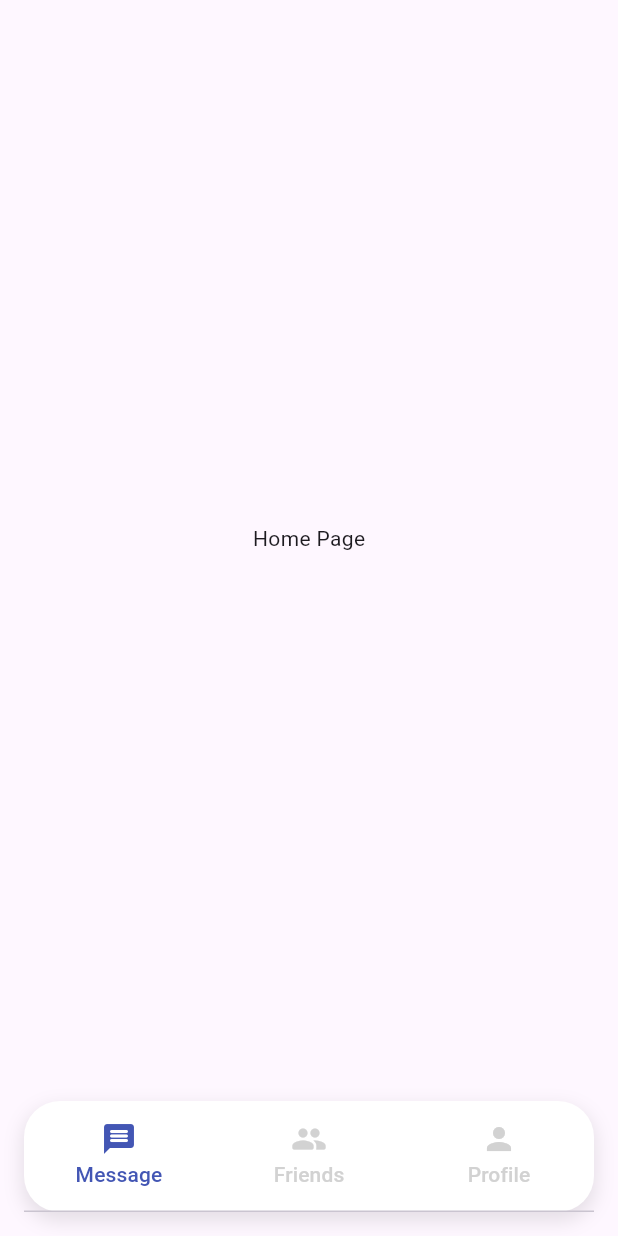
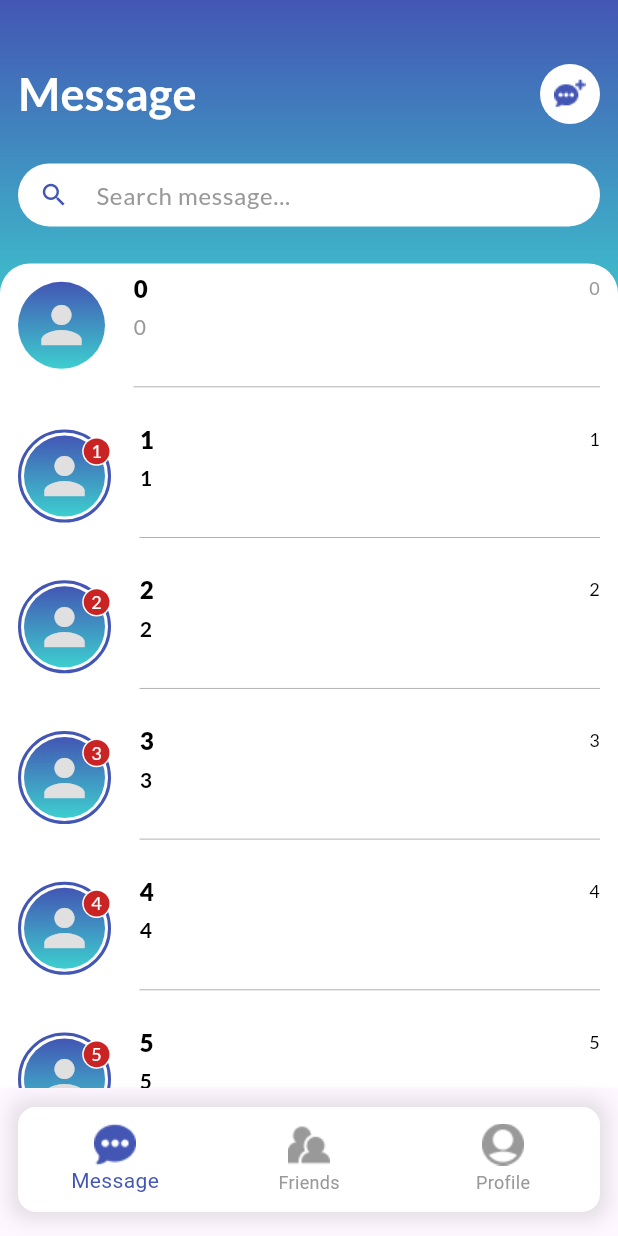
Before and after one commit to DuyCuong1122/flutter_chat_app_with_bloc, a Flutter app: the Homepage screen opened directly, on a phone screen of 412 x 824 dp. Run offline on Flutter 3.47's test engine with Material 3 defaults, Android fonts, the phone set to English and light mode, and no system bars; our stand-ins replace cloud_firestore, firebase_core, firebase_messaging, flutter_dotenv, flutter_easyloading, flutter_local_notifications and 5 more; accounts and stored records are empty; generated files the repository leaves out were written again.

Commit message:
build message screen

```diff
--- a/lib/common/values/icons.dart
+++ b/lib/common/values/icons.dart
@@ -10,14 +10,15 @@ class AppIcon {
   static const IconData search = Icons.search;
   static const IconData send = Icons.send;
   static const IconData close = Icons.close_rounded;
-  static const IconData friend = Icons.group_rounded;
-  static const IconData addFriend = Icons.group_add_rounded;
+  static const String friend = 'assets/icons/friend.png';
+  static const String addFriend = 'assets/icons/add_friend.png';
   static const IconData emoji = Icons.emoji_emotions_rounded;
   static const IconData albul = Icons.photo_outlined;
   static const IconData person = Icons.person_outline_outlined;
   static const IconData back = Icons.arrow_back_ios_rounded;
-  static const IconData message = Icons.message_rounded;
-  static const IconData profile = Icons.person;
+  static const String message = 'assets/icons/message.png';
+  static const String newMessage = 'assets/icons/new_message.png';
+  static const String profile = 'assets/icons/profile.png';
   static const IconData edit = Icons.edit;
   static const IconData phone = Icons.call;
   static const IconData birthday = Icons.cake;
--- a/lib/common/values/typography.dart
+++ b/lib/common/values/typography.dart
@@ -29,4 +29,10 @@ class AppTypography {
 
   static TextStyle s30w700 = GoogleFonts.lato(
       fontSize: 30, fontWeight: FontWeight.w700, color: AppColor.primaryColor);
+
+  static TextStyle s12w500 = GoogleFonts.lato(
+      fontSize: 12, fontWeight: FontWeight.w500, color: AppColor.primaryColor);
+
+  static TextStyle s12w800 = GoogleFonts.lato(
+      fontSize: 12, fontWeight: FontWeight.w800, color: AppColor.primaryColor);
 }
--- a/lib/common/widgets/search_bar.dart
+++ b/lib/common/widgets/custom_search_bar.dart
@@ -1,14 +1,14 @@
 import 'package:chat_app/common/values/colors.dart';
 import 'package:chat_app/common/values/icons.dart';
+import 'package:chat_app/common/values/typography.dart';
 import 'package:flutter/material.dart';
-import 'package:google_fonts/google_fonts.dart';
 
-class SearchBar extends StatefulWidget {
+class CustomSearchBar extends StatefulWidget {
   final TextEditingController controller;
   final String hintText;
   final Function(String) onSearch;
 
-  const SearchBar({
+  const CustomSearchBar({
     super.key,
     required this.controller,
     required this.hintText,
@@ -16,10 +16,10 @@ class SearchBar extends StatefulWidget {
   });
 
   @override
-  _SearchBarState createState() => _SearchBarState();
+  _CustomSearchBarState createState() => _CustomSearchBarState();
 }
 
-class _SearchBarState extends State<SearchBar> {
+class _CustomSearchBarState extends State<CustomSearchBar> {
   bool _hasText = false;
 
   @override
@@ -47,7 +47,8 @@ class _SearchBarState extends State<SearchBar> {
     return Container(
       height: 42,
       width: double.infinity,
-      padding: const EdgeInsets.symmetric(horizontal: 12),
+      decoration: BoxDecoration(
+          color: Colors.white, borderRadius: BorderRadius.circular(30)),
       child: TextField(
         controller: widget.controller,
         onChanged: (text) {
@@ -57,14 +58,10 @@ class _SearchBarState extends State<SearchBar> {
         decoration: InputDecoration(
           contentPadding: const EdgeInsets.symmetric(vertical: 10),
           hintText: widget.hintText,
-          hintStyle: GoogleFonts.lato(
-            fontWeight: FontWeight.w500,
-            fontSize: 16,
-            color: const Color(0xFF999999),
-          ),
+          hintStyle: AppTypography.s16w500.copyWith(color: AppColor.normalColor),
           prefixIcon: const Icon(
             AppIcon.search,
-            size: 18,
+            size: 20,
             color: AppColor.primaryColor,
           ),
           suffixIcon: _hasText
@@ -77,15 +74,9 @@ class _SearchBarState extends State<SearchBar> {
                   onPressed: _clearText,
                 )
               : null,
-          border: OutlineInputBorder(
-            borderRadius: BorderRadius.circular(30),
-          ),
+              border: InputBorder.none,
         ),
-        style: GoogleFonts.lato(
-          fontWeight: FontWeight.w500,
-          fontSize: 16,
-          color: Colors.black,
-        ),
+        style: AppTypography.s16w500.copyWith(color: Colors.black),
       ),
     );
   }
--- a/lib/page/homepage.dart
+++ b/lib/page/homepage.dart
@@ -1,7 +1,6 @@
-import 'dart:developer';
-
 import 'package:chat_app/common/values/colors.dart';
 import 'package:chat_app/common/values/icons.dart';
+import 'package:chat_app/page/message/message_view.dart';
 import 'package:flutter/material.dart';
 import 'package:flutter_gen/gen_l10n/app_localizations.dart';
 
@@ -12,95 +11,63 @@ class Homepage extends StatefulWidget {
   _HomepageState createState() => _HomepageState();
 }
 
-class _HomepageState extends State<Homepage>
-    with SingleTickerProviderStateMixin {
-  late TabController _tabController;
+class _HomepageState extends State<Homepage> {
 
-  @override
-  void initState() {
-    super.initState();
-    _tabController = TabController(length: 3, vsync: this);
-  }
-
-
-
-  @override
-  void dispose() {
-    _tabController.dispose();
-    super.dispose();
-  }
-
+  int myCurrentIndex = 0;
   @override
   Widget build(BuildContext context) {
-    double tabWidth =
-        MediaQuery.of(context).size.width / 3; // Chiều rộng của mỗi tab
-    return Scaffold(
-      body: TabBarView(
-        controller: _tabController,
-        children: const [
-          Center(child: Text("Home Page")),
+    List pages = const [
+      MessageView(),
       Center(child: Text("Search Page")),
       Center(child: Text("Profile Page")),
-        ],
-      ),
-      bottomNavigationBar: Padding(
-        padding: const EdgeInsets.all(16.0), // Khoảng cách xung quanh
-        child: Container(
+    ];
+
+    return Scaffold(
+      body: pages[myCurrentIndex],
+        bottomNavigationBar: Container(
+      height: 70,
+      margin: const EdgeInsets.only(bottom: 16, left: 12, right: 12, top: 13),
       decoration: BoxDecoration(
-            color: Colors.white, // Màu nền của container
-            borderRadius: BorderRadius.circular(24), // Bo góc
+        color: Colors.white,
+        borderRadius: BorderRadius.circular(12),
         boxShadow: [
           BoxShadow(
-                color: Colors.black.withOpacity(0.1), // Màu đổ bóng
-                spreadRadius: 1, // Độ lan rộng của bóng
-                blurRadius: 10, // Độ mờ của bóng
-                offset: const Offset(0, 5), // Vị trí bóng đổ
+            color: Colors.black.withOpacity(0.1),
+            blurRadius: 10,
+            spreadRadius: 5,
           ),
         ],
       ),
-          child: Stack(
-            children: [
-              TabBar(
-                controller: _tabController,
-                indicatorColor: Colors.transparent, // Tắt màu nền khi chọn tab
-                labelColor: AppColor.primaryColor,
-                unselectedLabelColor: AppColor.greyColor,
-                tabs: [
-                  Tab(
-                    icon:  Icon(AppIcon.message),
-                    text: AppLocalizations.of(context)!.message,
+      child: ClipRRect(
+        borderRadius: BorderRadius.circular(12),
+        child: BottomNavigationBar(
+          currentIndex: myCurrentIndex,
+          backgroundColor: Colors.white,
+          selectedItemColor: AppColor.primaryColor,
+          unselectedItemColor: AppColor.normalColor,
+          showSelectedLabels: true,
+          showUnselectedLabels: true,
+          items:  [
+            BottomNavigationBarItem(
+              icon: Image.asset(AppIcon.message, color: myCurrentIndex == 0 ? AppColor.primaryColor : AppColor.normalColor,),
+              label: AppLocalizations.of(context)!.message,
             ),
-                  Tab(
-                    icon: const Icon(AppIcon.friend),
-                    text: AppLocalizations.of(context)!.friends,
+            BottomNavigationBarItem(
+              icon: Image.asset(AppIcon.friend, color: myCurrentIndex == 1 ? AppColor.primaryColor : AppColor.normalColor,),
+              label: AppLocalizations.of(context)!.friends,
             ),
-                  Tab(
-                    icon: const Icon(AppIcon.profile),
-                    text: AppLocalizations.of(context)!.profile,
+            BottomNavigationBarItem(
+              icon: Image.asset(AppIcon.profile, color: myCurrentIndex == 2 ? AppColor.primaryColor : AppColor.normalColor,),
+              label: AppLocalizations.of(context)!.profile,
             ),
           ],
-              ),
-              // Vòng tròn di chuyển theo tab được chọn
-              // AnimatedPositioned(
-              //   duration: const Duration(milliseconds: 300),
-              //   curve: Curves.easeInOut,
-              //   top: 0, // Đặt vòng tròn lên trên đầu của Tab
-              //   left: _tabController.index * tabWidth +
-              //       tabWidth / 2 -
-              //       8, // Căn giữa vòng tròn trên tab
-              //   child: Container(
-              //     width: 8, // Kích thước vòng tròn
-              //     height: 8,
-              //     decoration: const BoxDecoration(
-              //       shape: BoxShape.circle,
-              //       color: AppColor.primaryColor,
-              //     ),
-              //   ),
-              // ),
-            ],
+          onTap: (index) {
+            setState(() {
+              myCurrentIndex = index;
+            });
+          },
         ),
       ),
-      ),
-    );
+    ));
   }
 }
--- /dev/null
+++ b/lib/page/message/message_view.dart
@@ -0,0 +1,102 @@
+import 'package:chat_app/common/values/colors.dart';
+import 'package:chat_app/common/values/icons.dart';
+import 'package:chat_app/common/values/typography.dart';
+import 'package:chat_app/common/widgets/custom_search_bar.dart';
+import 'package:chat_app/page/message/widget/message_item.dart';
+import 'package:flutter/material.dart';
+import 'package:flutter_gen/gen_l10n/app_localizations.dart';
+
+class MessageView extends StatelessWidget {
+  const MessageView({super.key});
+
+  @override
+  Widget build(BuildContext context) {
+    final heightScreen = MediaQuery.of(context).size.height;
+
+    return GestureDetector(
+      onTap: () => FocusScope.of(context).unfocus(),
+      child: Scaffold(
+        body: Stack(
+          children: [
+            Container(
+              height: heightScreen * 0.28,
+              decoration: const BoxDecoration(
+                  gradient: LinearGradient(
+                      begin: Alignment.topCenter,
+                      end: Alignment.bottomCenter,
+                      colors: [
+                    AppColor.primaryColor,
+                    AppColor.secondaryColor,
+                  ])),
+            ),
+            Column(
+              children: [
+                Padding(
+                  padding: const EdgeInsets.symmetric(horizontal: 12),
+                  child: Column(
+                    children: [
+                      SizedBox(height: heightScreen * 0.05),
+                      Row(
+                        mainAxisAlignment: MainAxisAlignment.spaceBetween,
+                        children: [
+                          Text(
+                            AppLocalizations.of(context)!.message,
+                            style: AppTypography.s30w700.copyWith(
+                              color: Colors.white,
+                            ),
+                          ),
+                          GestureDetector(
+                            onTap: () {},
+                            child: Container(
+                              height: 40,
+                              width: 40,
+                              decoration: const BoxDecoration(
+                                shape: BoxShape.circle,
+                                color: Colors.white,
+                              ),
+                              child: Image.asset(AppIcon.newMessage),
+                            ),
+                          ),
+                        ],
+                      ),
+                      SizedBox(height: heightScreen * 0.03),
+                      CustomSearchBar(
+                        controller: TextEditingController(),
+                        hintText:
+                            '${AppLocalizations.of(context)!.searchMessage}...',
+                        onSearch: (String query) {},
+                      ),
+                      SizedBox(height: heightScreen * 0.03),
+                    ],
+                  ),
+                ),
+                Expanded(
+                  child: Container(
+                    width: double.infinity,
+                    padding: const EdgeInsets.fromLTRB(12, 0, 12, 0),
+                    decoration: const BoxDecoration(
+                      color: Colors.white,
+                      borderRadius: BorderRadius.only(
+                          topLeft: Radius.circular(20),
+                          topRight: Radius.circular(20)),
+                    ),
+                    child: ListView.builder(
+                        itemCount: 50,
+                        itemBuilder: (context, index) {
+                          return MessageItem(
+                            message: index.toString(),
+                            name: index.toString(),
+                            time: index.toString(),
+                            newMessageCount: index,
+                          );
+                        }),
+                  ),
+                )
+              ],
+            )
+          ],
+        ),
+      ),
+    );
+  }
+}
--- /dev/null
+++ b/lib/page/message/widget/message_item.dart
@@ -0,0 +1,132 @@
+import 'package:chat_app/common/values/colors.dart';
+import 'package:chat_app/common/values/typography.dart';
+import 'package:flutter/material.dart';
+
+class MessageItem extends StatelessWidget {
+  final int newMessageCount;
+  final String name;
+  final String message;
+  final String time;
+  const MessageItem(
+      {super.key,
+      this.newMessageCount = 0,
+      required this.name,
+      required this.message,
+      required this.time});
+
+  @override
+  Widget build(BuildContext context) {
+    return Container(
+      margin: const EdgeInsets.only(bottom: 18),
+      child: Row(
+        children: [
+          Stack(children: [
+            Container(
+              padding: EdgeInsets.all(newMessageCount == 0
+                  ? 0
+                  : 2), // Khoảng trắng giữa border và avatar
+              decoration: BoxDecoration(
+                shape: BoxShape.circle,
+                color: Colors.white, // Màu trắng làm viền cách biệt
+                border: newMessageCount == 0
+                    ? null
+                    : Border.all(
+                        color: AppColor.primaryColor,
+                        width: 2,
+                      ),
+              ),
+              child: Container(
+                height: newMessageCount == 0 ? 58 : 54,
+                width: newMessageCount == 0 ? 58 : 54,
+                decoration: const BoxDecoration(
+                  shape: BoxShape.circle,
+                  gradient: LinearGradient(colors: [
+                    AppColor.primaryColor,
+                    AppColor.secondaryColor,
+                  ], begin: Alignment.topCenter, end: Alignment.bottomCenter),
+                ),
+                child: Icon(
+                  Icons.person,
+                  size: 40,
+                  color: Colors.grey[300],
+                ),
+              ),
+            ),
+            if (newMessageCount > 0)
+              Positioned(
+                right: 0,
+                top: 0,
+                child: Container(
+                  padding: const EdgeInsets.all(1),
+                  decoration: const BoxDecoration(
+                    color: Colors.white,
+                    shape: BoxShape.circle,
+                  ),
+                  child: Container(
+                    padding: const EdgeInsets.all(5),
+                    decoration: const BoxDecoration(
+                      color: Color(0xFFC92323),
+                      shape: BoxShape.circle,
+                    ),
+                    child: Text(
+                      newMessageCount.toString(),
+                      style: AppTypography.s12w500.copyWith(
+                        color: Colors.white,
+                      ),
+                    ),
+                  ),
+                ),
+              ),
+          ]),
+          const SizedBox(width: 19),
+          Expanded(
+            child: Container(
+              padding: const EdgeInsets.only(top: 5, bottom: 29),
+              decoration: const BoxDecoration(
+                border: Border(
+                  bottom: BorderSide(
+                    color: AppColor.normalColor,
+                    width: 0.5,
+                  ),
+                ),
+              ),
+              child: Column(
+                crossAxisAlignment: CrossAxisAlignment.start,
+                children: [
+                  Row(
+                    mainAxisAlignment: MainAxisAlignment.spaceBetween,
+                    children: [
+                      Text(
+                        name,
+                        style:
+                            AppTypography.s16w800.copyWith(color: Colors.black),
+                      ),
+                      Text(
+                        time,
+                        style: AppTypography.s12w500.copyWith(
+                            color: newMessageCount == 0
+                                ? AppColor.normalColor
+                                : Colors.black),
+                      ),
+                    ],
+                  ),
+                  const SizedBox(height: 5),
+                  Text(
+                    message,
+                    maxLines: 1, // Hiển thị tối đa 1 dòng
+                    overflow: TextOverflow.ellipsis, // Thêm dấu "..." nếu quá dài
+
+                    style: newMessageCount == 0
+                        ? AppTypography.s14w500
+                            .copyWith(color: AppColor.normalColor)
+                        : AppTypography.s14w700.copyWith(color: Colors.black),
+                  ),
+                ],
+              ),
+            ),
+          ),
+        ],
+      ),
+    );
+  }
+}
--- a/pubspec.yaml
+++ b/pubspec.yaml
@@ -54,6 +54,7 @@ dependencies:
   googleapis_auth: ^1.6.0
   shared_preferences: ^2.3.2
   flutter_local_notifications: ^18.0.0
+  flutter_svg: ^2.0.14
 
 dev_dependencies:
   flutter_test:
```
Also changed, not shown: assets/icons/add_friend.png (added), assets/icons/friend.png (added), assets/icons/message.png (added), assets/icons/new_message.png (added), assets/icons/profile.png (added), pubspec.lock. Lines whose indentation alone changed are shown as unchanged.
